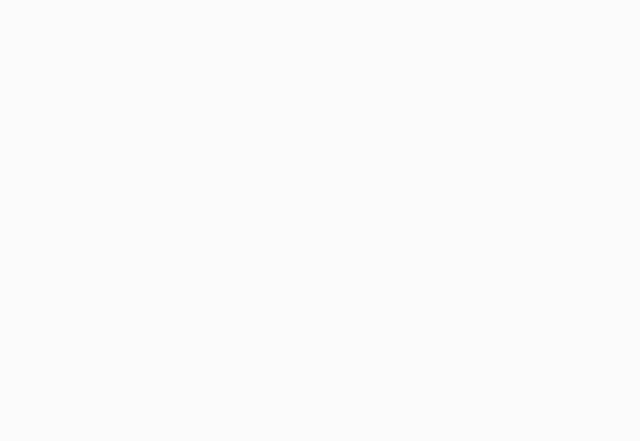
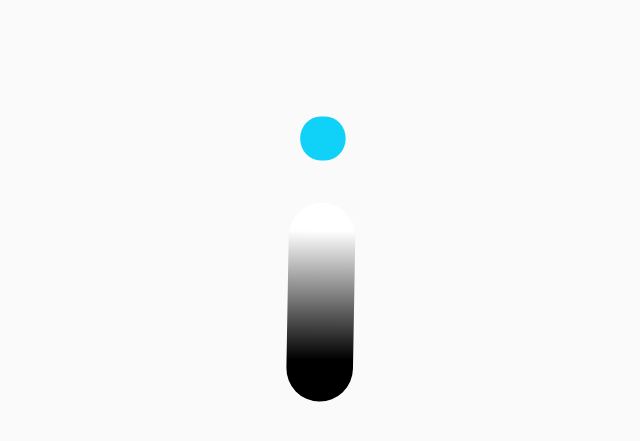
Before and after one commit to nightq/TestApp, an Android app: the screen it shows after launch (MainActivity), on a phone screen of 824 x 412 dp (held sideways). Before the commit the part shown is empty. Shown: the top 441 px of the screen, without its empty margins (295-935 px from the left). Run offline under Robolectric (Android 15) with nearby library versions, the phone set to English and light mode, and no system bars; our stand-ins replace ButterKnife.

Commit message:
使用2.0.0的lottie 测试是否支持 渐变

```diff
--- a/app/build.gradle
+++ b/app/build.gradle
@@ -36,6 +36,6 @@ dependencies {
     compile 'com.jakewharton:butterknife:8.6.0'
     annotationProcessor 'com.jakewharton:butterknife-compiler:8.6.0'
 //    compile 'com.airbnb.android:lottie:1.5.3'
-//    compile 'com.airbnb.android:lottie:2.0.0'
+    compile 'com.airbnb.android:lottie:2.0.0'
 
 }
--- a/app/src/main/java/com/example/nightq/testapp/MainActivity.java
+++ b/app/src/main/java/com/example/nightq/testapp/MainActivity.java
@@ -2,6 +2,8 @@ package com.example.nightq.testapp;
 
 import android.os.Bundle;
 import android.support.v7.app.AppCompatActivity;
+
+import com.airbnb.lottie.LottieAnimationView;
 
 import butterknife.ButterKnife;
 
@@ -13,6 +15,11 @@ public class MainActivity extends AppCompatActivity {
         setContentView(R.layout.activity_main);
         ButterKnife.bind(this);
 
+        LottieAnimationView lottieAnimationView = (LottieAnimationView) findViewById(R.id.lottieView);
+
+        lottieAnimationView.setAnimation("simple_test.json");
+        lottieAnimationView.loop(true);
+        lottieAnimationView.playAnimation();
     }
 
 }
--- a/app/src/main/res/layout/activity_main.xml
+++ b/app/src/main/res/layout/activity_main.xml
@@ -9,6 +9,10 @@
         android:layout_width="match_parent"
         android:layout_height="match_parent">
 
+        <com.airbnb.lottie.LottieAnimationView
+            android:id="@+id/lottieView"
+            android:layout_width="wrap_content"
+            android:layout_height="wrap_content" />
     </FrameLayout>
 
 
```
Also changed, not shown: app/src/main/assets/simple_test.json (added, +1 -0 lines).
